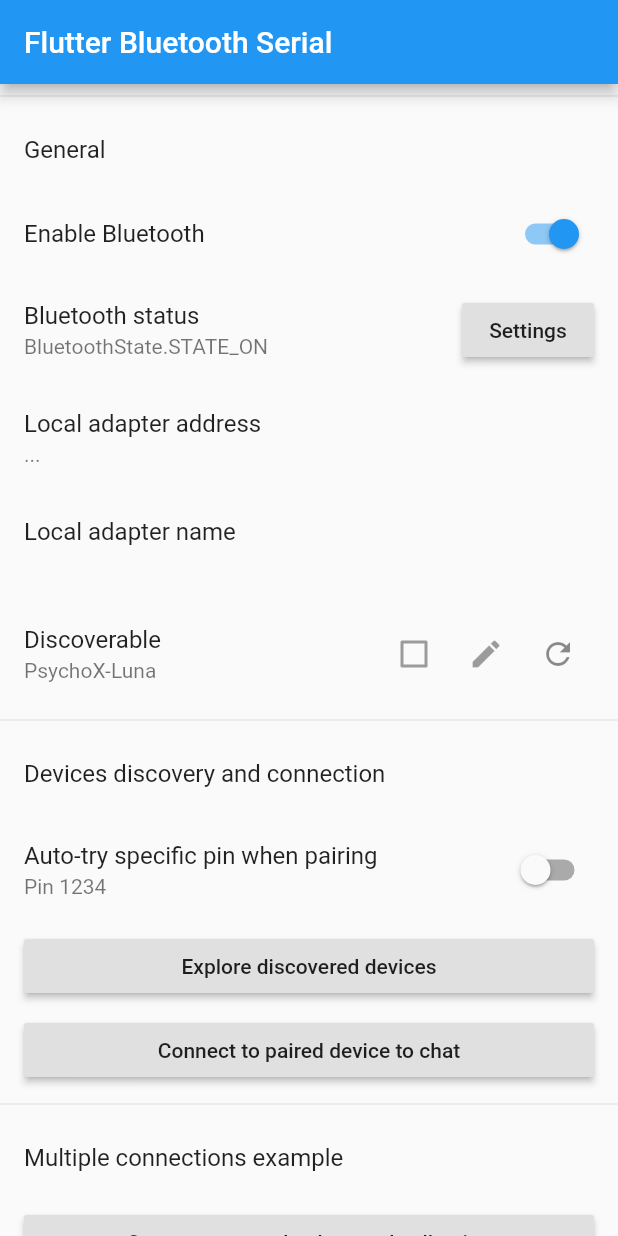
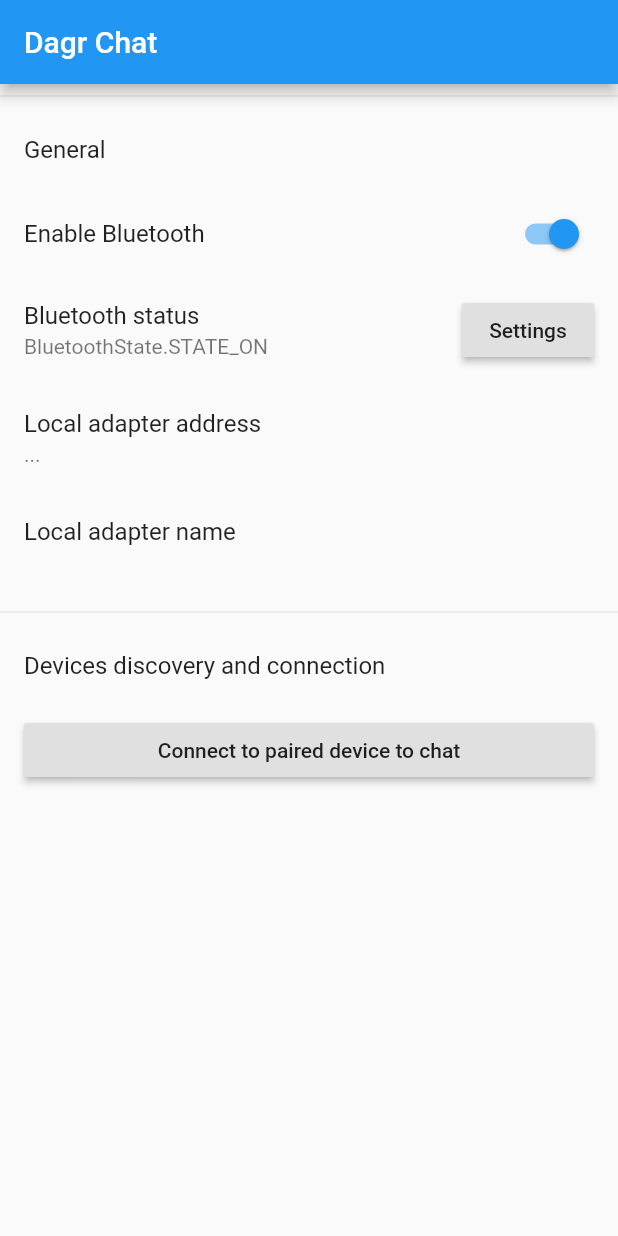
Before and after one commit to Project-Dagr/dagr-chat, a Flutter app: the screen it shows after launch, on a phone screen of 412 x 824 dp. Run offline on Flutter 3.47's test engine with Material 2 defaults, Android fonts, the phone set to English and light mode, and no system bars; our stand-ins replace flutter_bluetooth_serial; statements that could not run were skipped.

Commit message:
Removed extra buttons

```diff
--- a/lib/MainPage.dart
+++ b/lib/MainPage.dart
@@ -80,7 +80,7 @@ class _MainPage extends State<MainPage> {
   Widget build(BuildContext context) {
     return Scaffold(
       appBar: AppBar(
-        title: const Text('Flutter Bluetooth Serial'),
+        title: const Text('Dagr Chat'),
       ),
       body: Container(
         child: ListView(
@@ -124,100 +124,9 @@ class _MainPage extends State<MainPage> {
               subtitle: Text(_name),
               onLongPress: null,
             ),
-            ListTile(
-              title: _discoverableTimeoutSecondsLeft == 0 ? const Text("Discoverable") : Text("Discoverable for ${_discoverableTimeoutSecondsLeft}s"),
-              subtitle: const Text("PsychoX-Luna"),
-              trailing: Row(
-                mainAxisSize: MainAxisSize.min,
-                children: [
-                  Checkbox(
-                    value: _discoverableTimeoutSecondsLeft != 0,
-                    onChanged: null,
-                  ),
-                  IconButton(
-                    icon: const Icon(Icons.edit),
-                    onPressed: null,
-                  ),
-                  IconButton(
-                    icon: const Icon(Icons.refresh),
-                    onPressed: () async {
-                      print('Discoverable requested');
-                      final int timeout = await FlutterBluetoothSerial.instance.requestDiscoverable(60);
-                      if (timeout < 0) {
-                        print('Discoverable mode denied');
-                      }
-                      else {
-                        print('Discoverable mode acquired for $timeout seconds');
-                      }
-                      setState(() {
-                        _discoverableTimeoutTimer?.cancel();
-                        _discoverableTimeoutSecondsLeft = timeout;
-                        _discoverableTimeoutTimer = Timer.periodic(Duration(seconds: 1), (Timer timer) {
-                          setState(() {
-                            if (_discoverableTimeoutSecondsLeft < 0) {
-                              FlutterBluetoothSerial.instance.isDiscoverable.then((isDiscoverable) {
-                                if (isDiscoverable) {
-                                  print("Discoverable after timeout... might be infinity timeout :F");
-                                  _discoverableTimeoutSecondsLeft += 1;
-                                }
-                              });
-                              timer.cancel();
-                              _discoverableTimeoutSecondsLeft = 0;
-                            }
-                            else {
-                              _discoverableTimeoutSecondsLeft -= 1;
-                            }
-                          });
-                        });
-                      });
-                    },
-                  )
-                ]
-              )
-            ),
-
             Divider(),
             ListTile(
               title: const Text('Devices discovery and connection')
-            ),
-            SwitchListTile(
-              title: const Text('Auto-try specific pin when pairing'),
-              subtitle: const Text('Pin 1234'),
-              value: _autoAcceptPairingRequests,
-              onChanged: (bool value) {
-                setState(() {
-                  _autoAcceptPairingRequests = value;
-                });
-                if (value) {
-                  FlutterBluetoothSerial.instance.setPairingRequestHandler((BluetoothPairingRequest request) {
-                    print("Trying to auto-pair with Pin 1234");
-                    if (request.pairingVariant == PairingVariant.Pin) {
-                      return Future.value("1234");
-                    }
-                    return null;
-                  });
-                }
-                else {
-                  FlutterBluetoothSerial.instance.setPairingRequestHandler(null);
-                }
-              },
-            ),
-            ListTile(
-              title: RaisedButton(
-                child: const Text('Explore discovered devices'),
-                onPressed: () async {
-                  final BluetoothDevice selectedDevice = await Navigator.of(context).push(
-                    MaterialPageRoute(builder: (context) { return DiscoveryPage(); })
-                  );
-
-                  if (selectedDevice != null) {
-                    print('Discovery -> selected ' + selectedDevice.address);
-                  }
-                  else {
-                    print('Discovery -> no device selected');
-                  }
-                }
-              ),
             ),
             ListTile(
               title: RaisedButton(
@@ -238,50 +147,6 @@ class _MainPage extends State<MainPage> {
               ),
             ),
 
-            Divider(),
-            ListTile(
-              title: const Text('Multiple connections example')
-            ),
-            ListTile(
-              title: RaisedButton(
-                child: (
-                  (_collectingTask != null && _collectingTask.inProgress)
-                  ? const Text('Disconnect and stop background collecting')
-                  : const Text('Connect to start background collecting')
-                ),
-                onPressed: () async {
-                  if (_collectingTask != null && _collectingTask.inProgress) {
-                    await _collectingTask.cancel();
-                    setState(() {/* Update for `_collectingTask.inProgress` */});
-                  }
-                  else {
-                    final BluetoothDevice selectedDevice = await Navigator.of(context).push(
-                      MaterialPageRoute(builder: (context) { return SelectBondedDevicePage(checkAvailability: false); })
-                    );
-
-                    if (selectedDevice != null) {
-                      await _startBackgroundTask(context, selectedDevice);
-                      setState(() {/* Update for `_collectingTask.inProgress` */});
-                    }
-                  }
-                },
-              ),
-            ),
-            ListTile(
-              title: RaisedButton(
-                child: const Text('View background collected data'),
-                onPressed: (_collectingTask != null) ? () {
-                  Navigator.of(context).push(
-                    MaterialPageRoute(builder: (context) {
-                      return ScopedModel<BackgroundCollectingTask>(
-                        model: _collectingTask,
-                        child: BackgroundCollectedPage(),
-                      );
-                    })
-                  );
-                } : null,
-              )
-            ),
           ],
         ),
       ),
```
